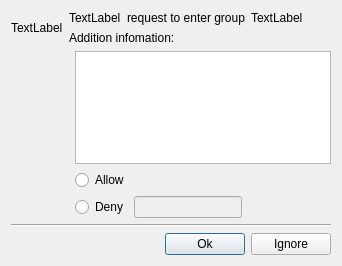
Old version of the form src/ui/grouprequestdlg.ui in the repository zhanlangsir/Qtqq.
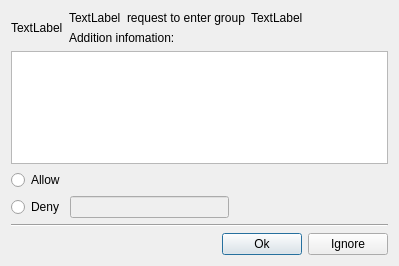
New version of the form.

Patch:
```diff
--- a/src/ui/grouprequestdlg.ui
+++ b/src/ui/grouprequestdlg.ui
@@ -6,7 +6,7 @@
    <rect>
     <x>0</x>
     <y>0</y>
-    <width>342</width>
+    <width>399</width>
     <height>266</height>
    </rect>
   </property>
@@ -76,19 +76,6 @@
    </item>
    <item>
     <layout class="QHBoxLayout" name="horizontalLayout_5">
-     <item>
-      <spacer name="horizontalSpacer_4">
-       <property name="orientation">
-        <enum>Qt::Horizontal</enum>
-       </property>
-       <property name="sizeHint" stdset="0">
-        <size>
-         <width>40</width>
-         <height>20</height>
-        </size>
-       </property>
-      </spacer>
-     </item>
      <item>
       <layout class="QVBoxLayout" name="verticalLayout_2">
        <item>
```
